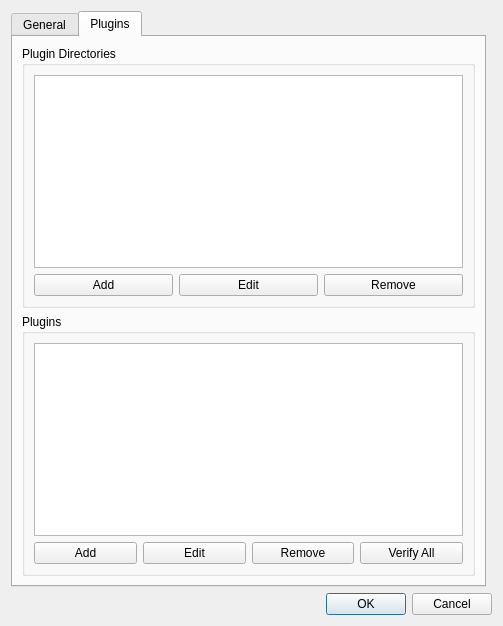
This is src/wiser/gui/ui_files/app_config.ui in Ehlmann-research-group/WISER as Qt 5 draws it before an edit. The edited form follows.
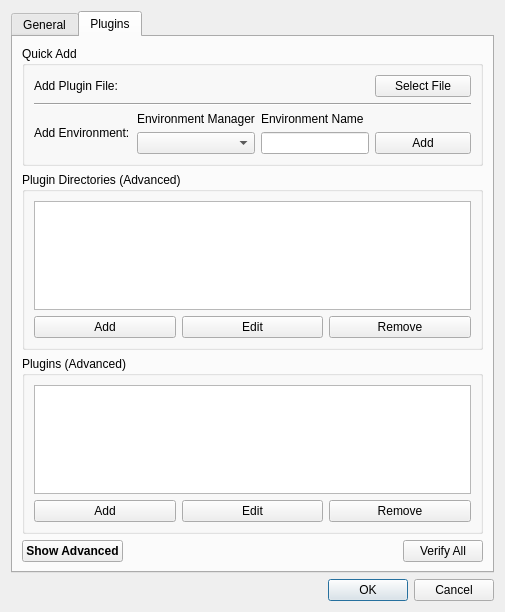
This is the edited form. The open tabs and pages were chosen to show the change.

Commit message: Make It Easier to Add Plugins To WISER (#264)

```diff
--- a/src/wiser/gui/ui_files/app_config.ui
+++ b/src/wiser/gui/ui_files/app_config.ui
@@ -6,25 +6,15 @@
    <rect>
     <x>0</x>
     <y>0</y>
-    <width>503</width>
-    <height>626</height>
+    <width>505</width>
+    <height>612</height>
    </rect>
   </property>
   <property name="windowTitle">
    <string>WISER Configuration</string>
   </property>
   <layout class="QGridLayout" name="gridLayout">
-   <item row="3" column="0" colspan="2">
-    <widget class="QDialogButtonBox" name="buttonBox">
-     <property name="orientation">
-      <enum>Qt::Horizontal</enum>
-     </property>
-     <property name="standardButtons">
-      <set>QDialogButtonBox::Cancel|QDialogButtonBox::Ok</set>
-     </property>
-    </widget>
-   </item>
-   <item row="2" column="0">
+   <item row="4" column="0">
     <widget class="QTabWidget" name="tabWidget">
      <property name="currentIndex">
       <number>0</number>
@@ -286,10 +276,201 @@
        <string>Plugins</string>
       </attribute>
       <layout class="QGridLayout" name="gridLayout_6">
+       <item row="4" column="0">
+        <widget class="QGroupBox" name="gbox_plugins">
+         <property name="title">
+          <string>Plugins (Advanced)</string>
+         </property>
+         <layout class="QGridLayout" name="gridLayout_11" columnstretch="0,0,0">
+          <property name="topMargin">
+           <number>9</number>
+          </property>
+          <item row="1" column="2">
+           <widget class="QPushButton" name="btn_del_plugin">
+            <property name="text">
+             <string>Remove</string>
+            </property>
+           </widget>
+          </item>
+          <item row="0" column="0" colspan="3">
+           <widget class="QListWidget" name="list_plugins"/>
+          </item>
+          <item row="1" column="0">
+           <widget class="QPushButton" name="btn_add_plugin">
+            <property name="text">
+             <string>Add</string>
+            </property>
+           </widget>
+          </item>
+          <item row="1" column="1">
+           <widget class="QPushButton" name="btn_edit_plugin">
+            <property name="text">
+             <string>Edit</string>
+            </property>
+           </widget>
+          </item>
+         </layout>
+        </widget>
+       </item>
        <item row="0" column="0">
+        <widget class="QGroupBox" name="gbox_quick_add_plugin">
+         <property name="title">
+          <string>Quick Add</string>
+         </property>
+         <layout class="QGridLayout" name="gridLayout_12">
+          <item row="2" column="0">
+           <widget class="QLabel" name="lbl_add_env">
+            <property name="sizePolicy">
+             <sizepolicy hsizetype="Preferred" vsizetype="Fixed">
+              <horstretch>0</horstretch>
+              <verstretch>0</verstretch>
+             </sizepolicy>
+            </property>
+            <property name="text">
+             <string>Add Environment:</string>
+            </property>
+           </widget>
+          </item>
+          <item row="2" column="1">
+           <layout class="QVBoxLayout" name="vlayout_env_manager">
+            <item>
+             <widget class="QLabel" name="lbl_env_manager">
+              <property name="sizePolicy">
+               <sizepolicy hsizetype="Preferred" vsizetype="Fixed">
+                <horstretch>0</horstretch>
+                <verstretch>0</verstretch>
+               </sizepolicy>
+              </property>
+              <property name="text">
+               <string>Environment Manager</string>
+              </property>
+             </widget>
+            </item>
+            <item>
+             <widget class="QComboBox" name="cbox_env_manager"/>
+            </item>
+           </layout>
+          </item>
+          <item row="0" column="3">
+           <widget class="QPushButton" name="btn_add_plugin_file">
+            <property name="text">
+             <string>Select File</string>
+            </property>
+           </widget>
+          </item>
+          <item row="0" column="0">
+           <widget class="QLabel" name="lbl_plugin_file">
+            <property name="text">
+             <string>Add Plugin File:</string>
+            </property>
+           </widget>
+          </item>
+          <item row="2" column="3">
+           <layout class="QVBoxLayout" name="vlayout_add_env">
+            <item>
+             <widget class="QLabel" name="lbl_add_env_spacing">
+              <property name="sizePolicy">
+               <sizepolicy hsizetype="Preferred" vsizetype="Fixed">
+                <horstretch>0</horstretch>
+                <verstretch>0</verstretch>
+               </sizepolicy>
+              </property>
+              <property name="text">
+               <string/>
+              </property>
+             </widget>
+            </item>
+            <item>
+             <widget class="QPushButton" name="btn_add_env">
+              <property name="text">
+               <string>Add</string>
+              </property>
+             </widget>
+            </item>
+           </layout>
+          </item>
+          <item row="2" column="2">
+           <layout class="QVBoxLayout" name="vlayout_env_name">
+            <item>
+             <widget class="QLabel" name="lbl_env_name">
+              <property name="sizePolicy">
+               <sizepolicy hsizetype="Preferred" vsizetype="Fixed">
+                <horstretch>0</horstretch>
+                <verstretch>0</verstretch>
+               </sizepolicy>
+              </property>
+              <property name="text">
+               <string>Environment Name</string>
+              </property>
+             </widget>
+            </item>
+            <item>
+             <widget class="QLineEdit" name="ledit_env_name">
+              <property name="sizePolicy">
+               <sizepolicy hsizetype="Preferred" vsizetype="Fixed">
+                <horstretch>0</horstretch>
+                <verstretch>0</verstretch>
+               </sizepolicy>
+              </property>
+             </widget>
+            </item>
+           </layout>
+          </item>
+          <item row="1" column="0" colspan="4">
+           <widget class="Line" name="line">
+            <property name="orientation">
+             <enum>Qt::Horizontal</enum>
+            </property>
+           </widget>
+          </item>
+         </layout>
+        </widget>
+       </item>
+       <item row="6" column="0">
+        <layout class="QHBoxLayout" name="horizontalLayout">
+         <item>
+          <widget class="QPushButton" name="btn_show_advanced">
+           <property name="maximumSize">
+            <size>
+             <width>110</width>
+             <height>16777215</height>
+            </size>
+           </property>
+           <property name="styleSheet">
+            <string notr="true">font-weight: bold;
+ </string>
+           </property>
+           <property name="text">
+            <string>Show Advanced</string>
+           </property>
+          </widget>
+         </item>
+         <item>
+          <spacer name="horizontalSpacer">
+           <property name="orientation">
+            <enum>Qt::Horizontal</enum>
+           </property>
+           <property name="sizeHint" stdset="0">
+            <size>
+             <width>40</width>
+             <height>20</height>
+            </size>
+           </property>
+          </spacer>
+         </item>
+         <item>
+          <widget class="QPushButton" name="btn_verify_plugins">
+           <property name="text">
+            <string>Verify All</string>
+           </property>
+          </widget>
+         </item>
+        </layout>
+       </item>
+       <item row="3" column="0">
         <widget class="QGroupBox" name="gbox_plugin_paths">
          <property name="title">
-          <string>Plugin Directories</string>
+          <string>Plugin Directories (Advanced)</string>
          </property>
          <layout class="QGridLayout" name="gridLayout_7">
           <item row="0" column="0" colspan="3">
@@ -319,50 +500,33 @@
          </layout>
         </widget>
        </item>
-       <item row="1" column="0">
-        <widget class="QGroupBox" name="gbox_plugins">
-         <property name="title">
-          <string>Plugins</string>
+       <item row="5" column="0">
+        <spacer name="verticalSpacer">
+         <property name="orientation">
+          <enum>Qt::Vertical</enum>
          </property>
-         <layout class="QGridLayout" name="gridLayout_11">
-          <item row="1" column="0">
-           <widget class="QPushButton" name="btn_add_plugin">
-            <property name="text">
-             <string>Add</string>
-            </property>
-           </widget>
-          </item>
-          <item row="0" column="0" colspan="4">
-           <widget class="QListWidget" name="list_plugins"/>
-          </item>
-          <item row="1" column="2">
-           <widget class="QPushButton" name="btn_del_plugin">
-            <property name="text">
-             <string>Remove</string>
-            </property>
-           </widget>
-          </item>
-          <item row="1" column="3">
-           <widget class="QPushButton" name="btn_verify_plugins">
-            <property name="text">
-             <string>Verify All</string>
-            </property>
-           </widget>
-          </item>
-          <item row="1" column="1">
-           <widget class="QPushButton" name="btn_edit_plugin">
-            <property name="text">
-             <string>Edit</string>
-            </property>
-           </widget>
-          </item>
-         </layout>
-        </widget>
+         <property name="sizeHint" stdset="0">
+          <size>
+           <width>20</width>
+           <height>40</height>
+          </size>
+         </property>
+        </spacer>
        </item>
       </layout>
      </widget>
     </widget>
    </item>
+   <item row="5" column="0">
+    <widget class="QDialogButtonBox" name="buttonBox">
+     <property name="orientation">
+      <enum>Qt::Horizontal</enum>
+     </property>
+     <property name="standardButtons">
+      <set>QDialogButtonBox::Cancel|QDialogButtonBox::Ok</set>
+     </property>
+    </widget>
+   </item>
   </layout>
  </widget>
  <tabstops>
```
Left out of the diff: 3 changed lines with no effect on the pictures. The commit also changes 4 other files.
